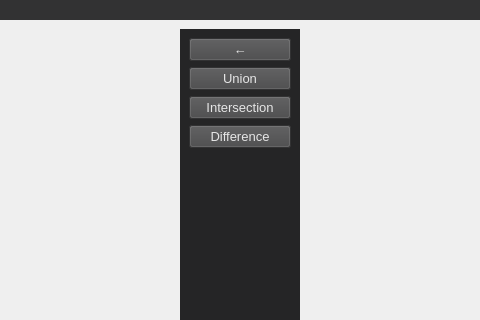
First picture: the form in src/ui/MainWindow.ui, repository chen6556/DSV, before the edit; both pictures show x 259 to 739 and y 0 to 320 of the 1008 by 700 pixel window.
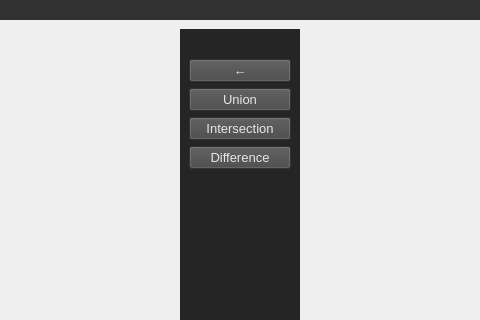
Second picture: the form after the edit. The open tabs and pages were chosen to show the change.

Diff of the .ui file:
```diff
--- a/src/ui/MainWindow.ui
+++ b/src/ui/MainWindow.ui
@@ -1469,6 +1469,21 @@
       </widget>
       <widget class="QWidget" name="BooleanPage">
        <layout class="QVBoxLayout" name="verticalLayout_5">
+        <item>
+         <widget class="QLabel" name="boolean_tool">
+          <property name="font">
+           <font>
+            <pointsize>10</pointsize>
+           </font>
+          </property>
+          <property name="text">
+           <string/>
+          </property>
+          <property name="alignment">
+           <set>Qt::AlignCenter</set>
+          </property>
+         </widget>
+        </item>
         <item>
          <widget class="QPushButton" name="back_btn_1">
           <property name="font">
```
